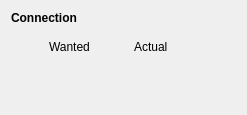
Above: integration/v2/src/libs/libdebug/widgets/debug/ui/CommsDebugWidget.ui from mrdeveloperdude/OctoMY before the change. Below: the same form after it.
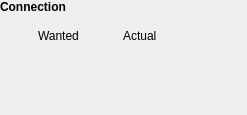
That is the form after the change. Custom widgets are drawn as their Qt base class.

```diff
--- a/integration/v2/src/libs/libdebug/widgets/debug/ui/CommsDebugWidget.ui
+++ b/integration/v2/src/libs/libdebug/widgets/debug/ui/CommsDebugWidget.ui
@@ -20,6 +20,18 @@
    <string>Form</string>
   </property>
   <layout class="QGridLayout" name="gridLayout">
+   <property name="leftMargin">
+    <number>0</number>
+   </property>
+   <property name="topMargin">
+    <number>0</number>
+   </property>
+   <property name="rightMargin">
+    <number>0</number>
+   </property>
+   <property name="bottomMargin">
+    <number>0</number>
+   </property>
    <item row="1" column="1">
     <layout class="QHBoxLayout" name="horizontalLayout_2">
      <item>
```
